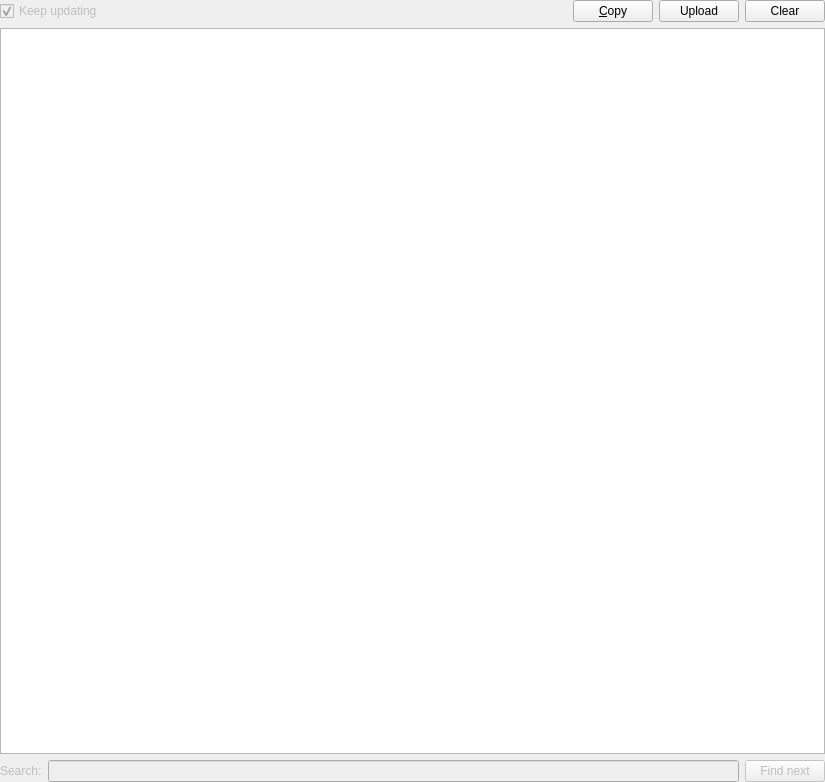
Qt form gui/pages/LogPage.ui (FreesmTeam/FreesmLauncher) before a commit.
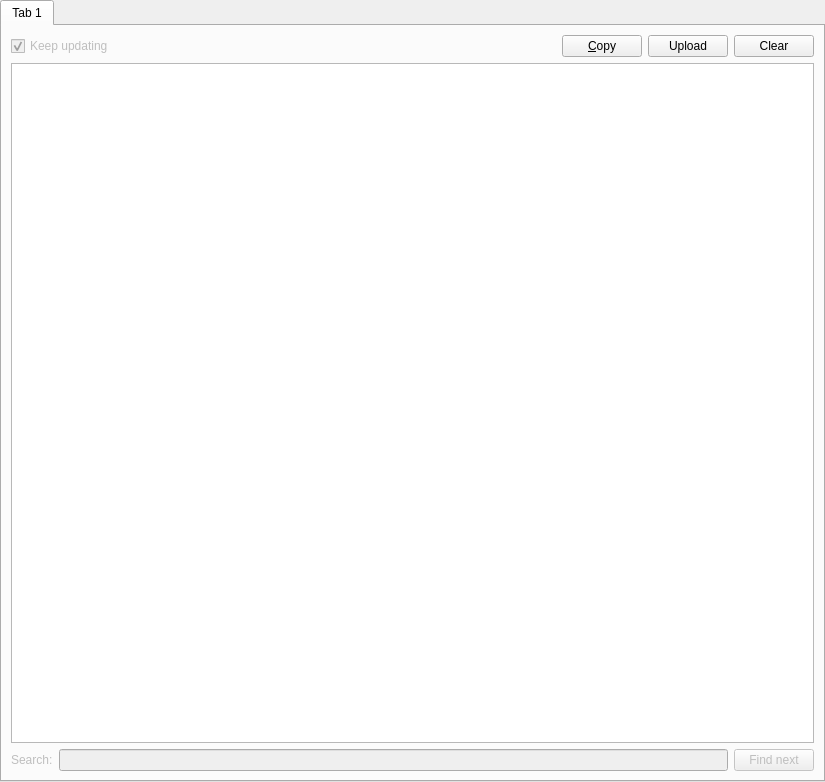
The same form after that commit.

Commit message:
Unify look of all pages.
Now they have a QTabWidget with no tabs as a background.

Patch:
```diff
--- a/gui/pages/LogPage.ui
+++ b/gui/pages/LogPage.ui
@@ -13,7 +13,7 @@
   <property name="windowTitle">
    <string>Log</string>
   </property>
-  <layout class="QGridLayout" name="gridLayout">
+  <layout class="QVBoxLayout" name="verticalLayout">
    <property name="leftMargin">
     <number>0</number>
    </property>
@@ -26,13 +26,16 @@
    <property name="bottomMargin">
     <number>0</number>
    </property>
-   <item row="2" column="1">
-    <widget class="QLineEdit" name="lineEdit">
-     <property name="enabled">
-      <bool>false</bool>
+   <item>
+    <widget class="QTabWidget" name="tabWidget">
+     <property name="currentIndex">
+      <number>0</number>
      </property>
-    </widget>
-   </item>
+     <widget class="QWidget" name="tab">
+      <attribute name="title">
+       <string>Tab 1</string>
+      </attribute>
+      <layout class="QGridLayout" name="gridLayout">
    <item row="2" column="0">
     <widget class="QLabel" name="label">
      <property name="enabled">
@@ -43,6 +46,13 @@
      </property>
     </widget>
    </item>
+       <item row="2" column="1">
+        <widget class="QLineEdit" name="lineEdit">
+         <property name="enabled">
+          <bool>false</bool>
+         </property>
+        </widget>
+       </item>
    <item row="2" column="2">
     <widget class="QPushButton" name="pushButton">
      <property name="enabled">
@@ -131,6 +141,10 @@
       </widget>
      </item>
     </layout>
+       </item>
+      </layout>
+     </widget>
+    </widget>
    </item>
   </layout>
  </widget>
```
Lines whose indentation alone changed are shown as unchanged. The commit also changes 13 other files.
